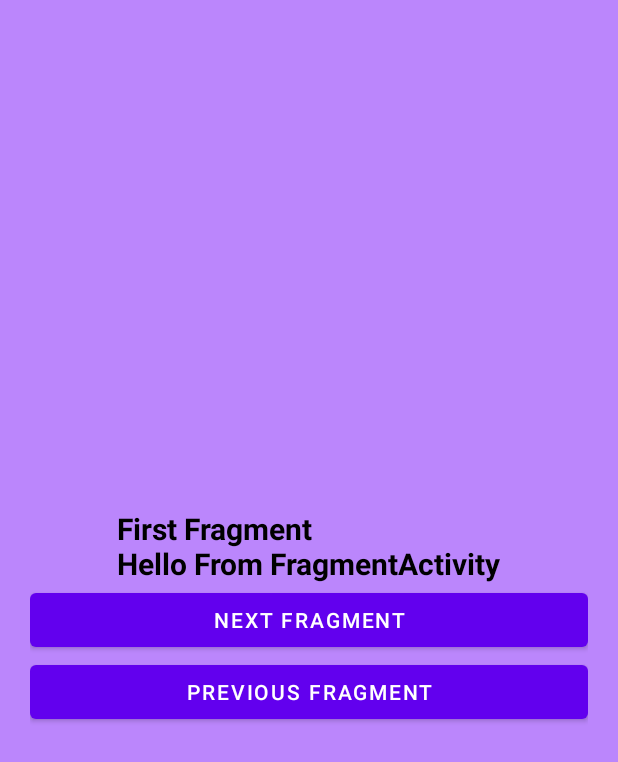
After one commit to dantech0xff/AndroidFundamentalsByDanTech, an Android app: the FragmentActivity screen opened directly, with no data from a screen before it, on a phone screen of 412 x 824 dp. The commit adds this screen. Shown: the top 762 px of the screen. Run offline under Robolectric (Android 15) with nearby library versions, the phone set to English and light mode, and no system bars; our stand-ins replace data binding.

Commit message:
Fragment Lifecycle & Configuration Changes

```diff
--- /dev/null
+++ b/app/src/main/java/com/creative/androidfundamentalsbydantech/activity/FragmentActivity.kt
@@ -0,0 +1,60 @@
+package com.creative.androidfundamentalsbydantech.activity
+
+import android.content.res.Configuration
+import android.os.Bundle
+import android.util.Log
+import androidx.activity.enableEdgeToEdge
+import androidx.appcompat.app.AppCompatActivity
+import androidx.core.view.ViewCompat
+import androidx.core.view.WindowInsetsCompat
+import com.creative.androidfundamentalsbydantech.R
+import com.creative.androidfundamentalsbydantech.fragment.SimpleFragment
+
+class FragmentActivity : AppCompatActivity() {
+    override fun onCreate(savedInstanceState: Bundle?) {
+        super.onCreate(savedInstanceState)
+        enableEdgeToEdge()
+        setContentView(R.layout.activity_fragment)
+        ViewCompat.setOnApplyWindowInsetsListener(findViewById(R.id.main)) { v, insets ->
+            val systemBars = insets.getInsets(WindowInsetsCompat.Type.systemBars())
+            v.setPadding(systemBars.left, systemBars.top, systemBars.right, systemBars.bottom)
+            insets
+        }
+        // why have to check this?? Will answer in the course
+        if (savedInstanceState == null) {
+            supportFragmentManager.beginTransaction()
+                .add(R.id.fragment_container, SimpleFragment.newInstance("First Fragment", "Hello From FragmentActivity"))
+                .commit()
+        }
+    }
+
+    override fun onDestroy() {
+        super.onDestroy()
+        Log.d("FragmentActivity", "onDestroy ${this@FragmentActivity.hashCode()}")
+    }
+
+    override fun onPause() {
+        super.onPause()
+        Log.d("FragmentActivity", "onPause ${this@FragmentActivity.hashCode()}")
+    }
+
+    override fun onRestart() {
+        super.onRestart()
+        Log.d("FragmentActivity", "onRestart ${this@FragmentActivity.hashCode()}")
+    }
+
+    override fun onStart() {
+        super.onStart()
+        Log.d("FragmentActivity", "onStart ${this@FragmentActivity.hashCode()}")
+    }
+
+    override fun onResume() {
+        super.onResume()
+        Log.d("FragmentActivity", "onResume ${this@FragmentActivity.hashCode()}")
+    }
+
+    override fun onConfigurationChanged(newConfig: Configuration) {
+        super.onConfigurationChanged(newConfig)
+        Log.d("FragmentActivity", "onConfigurationChanged ${this@FragmentActivity.hashCode()}")
+    }
+}
--- a/app/src/main/java/com/creative/androidfundamentalsbydantech/activity/MainActivity.kt
+++ b/app/src/main/java/com/creative/androidfundamentalsbydantech/activity/MainActivity.kt
@@ -56,7 +56,6 @@ class MainActivity : AppCompatActivity() {
         registerClickEvent()
 
         viewBinding?.textView?.text = "MainActivity Task Id: ${this.taskId}\nInstance Id: ${this.hashCode()}"
-
 
         // Register for Receiver, put it in onCreate of Activity
         if (Build.VERSION.SDK_INT >= Build.VERSION_CODES.TIRAMISU) {
@@ -125,6 +124,9 @@ class MainActivity : AppCompatActivity() {
             fetchSmsHistoryButton.setOnClickListener {
                 requestSmsPermission.launch(android.Manifest.permission.READ_SMS)
             }
+            launchFragmentButton.setOnClickListener {
+                startActivity(Intent(this@MainActivity, FragmentActivity::class.java))
+            }
         }
     }
 
--- /dev/null
+++ b/app/src/main/java/com/creative/androidfundamentalsbydantech/fragment/SimpleFragment.kt
@@ -0,0 +1,116 @@
+package com.creative.androidfundamentalsbydantech.fragment
+
+import android.annotation.SuppressLint
+import android.content.Context
+import android.content.res.Configuration
+import android.os.Bundle
+import android.util.Log
+import android.view.LayoutInflater
+import android.view.View
+import android.view.ViewGroup
+import android.widget.Toast
+import androidx.fragment.app.Fragment
+import com.creative.androidfundamentalsbydantech.R
+import com.creative.androidfundamentalsbydantech.databinding.FragmentSimpleBinding
+
+/**
+ * Created by dan on 18/5/24
+ *
+ * Copyright © 2024 1010 Creative. All rights reserved.
+ */
+
+class SimpleFragment : Fragment() {
+
+    private var binding: FragmentSimpleBinding? = null
+
+    companion object {
+        fun newInstance(name: String, message: String): SimpleFragment {
+            return SimpleFragment().apply {
+                arguments = Bundle().apply {
+                    putString("message", message)
+                    putString("name", name)
+                }
+            }
+        }
+    }
+
+    override fun onAttach(context: Context) {
+        super.onAttach(context)
+        Log.d("SimpleFragment", "onAttach")
+    }
+    override fun onCreate(savedInstanceState: Bundle?) {
+        super.onCreate(savedInstanceState)
+        Log.d("SimpleFragment", "onCreate")
+    }
+    override fun onCreateView(inflater: LayoutInflater, container: ViewGroup?, savedInstanceState: Bundle?): View? {
+        Log.d("SimpleFragment", "onCreateView")
+        binding = FragmentSimpleBinding.inflate(inflater, container, false)
+        return binding?.root
+    }
+    @SuppressLint("SetTextI18n")
+    override fun onViewCreated(view: View, savedInstanceState: Bundle?) {
+        super.onViewCreated(view, savedInstanceState)
+        binding?.fragmentName?.text = "${arguments?.getString("name")}\n${arguments?.getString("message")}"
+        binding?.buttonNextFragment?.setOnClickListener {
+            parentFragmentManager.beginTransaction()
+                .replace(
+                    R.id.fragment_container,
+                    newInstance("Next Fragment ${System.currentTimeMillis()}", "Hello From Next Fragment"),
+                    "${this::class.java}-${this.hashCode()}"
+                )
+                .addToBackStack("${this.hashCode()}")
+                .commit()
+        }
+        binding?.buttonPreviousFragment?.setOnClickListener {
+            if (parentFragmentManager.backStackEntryCount > 0) {
+                Toast.makeText(requireContext(), "BackStack Remaining ${parentFragmentManager.backStackEntryCount}", Toast.LENGTH_SHORT).show()
+                parentFragmentManager.popBackStack()
+            } else {
+                Toast.makeText(requireContext(), "No BackStack Remaining", Toast.LENGTH_SHORT).show()
+            }
+        }
+        Log.d("SimpleFragment", "onViewCreated")
+    }
+    override fun onViewStateRestored(savedInstanceState: Bundle?) {
+        super.onViewStateRestored(savedInstanceState)
+        Log.d("SimpleFragment", "onViewStateRestored")
+    }
+    override fun onStart() {
+        super.onStart()
+        Log.d("SimpleFragment", "onStart")
+    }
+    override fun onResume() {
+        super.onResume()
+        Log.d("SimpleFragment", "onResume")
+    }
+    override fun onPause() {
+        super.onPause()
+        Log.d("SimpleFragment", "onPause")
+    }
+    override fun onStop() {
+        super.onStop()
+        Log.d("SimpleFragment", "onStop")
+    }
+    override fun onSaveInstanceState(outState: Bundle) {
+        super.onSaveInstanceState(outState)
+        Log.d("SimpleFragment", "onSaveInstanceState")
+    }
+    override fun onDestroyView() {
+        super.onDestroyView()
+        Log.d("SimpleFragment", "onDestroyView")
+    }
+
+    override fun onDestroy() {
+        super.onDestroy()
+        Log.d("SimpleFragment", "onDestroy")
+    }
+    override fun onDetach() {
+        super.onDetach()
+        Log.d("SimpleFragment", "onDetach")
+    }
+
+    override fun onConfigurationChanged(newConfig: Configuration) {
+        super.onConfigurationChanged(newConfig)
+        Log.d("SimpleFragment", "onConfigurationChanged")
+    }
+}
--- /dev/null
+++ b/app/src/main/res/layout/activity_fragment.xml
@@ -0,0 +1,21 @@
+<?xml version="1.0" encoding="utf-8"?>
+<layout>
+    <androidx.constraintlayout.widget.ConstraintLayout
+        xmlns:android="http://schemas.android.com/apk/res/android"
+        xmlns:app="http://schemas.android.com/apk/res-auto"
+        xmlns:tools="http://schemas.android.com/tools"
+        android:id="@+id/main"
+        android:layout_width="match_parent"
+        android:layout_height="match_parent"
+        tools:context=".activity.FragmentActivity">
+        <FrameLayout
+            app:layout_constraintTop_toTopOf="parent"
+            app:layout_constraintBottom_toBottomOf="parent"
+            app:layout_constraintStart_toStartOf="parent"
+            app:layout_constraintEnd_toEndOf="parent"
+            android:id="@+id/fragment_container"
+            android:layout_width="match_parent"
+            android:layout_height="match_parent">
+        </FrameLayout>
+    </androidx.constraintlayout.widget.ConstraintLayout>
+</layout>
--- a/app/src/main/res/layout/activity_main.xml
+++ b/app/src/main/res/layout/activity_main.xml
@@ -69,6 +69,11 @@
                 android:text="Fetch SMS History"
                 android:layout_width="match_parent"
                 android:layout_height="wrap_content"/>
+            <Button
+                android:id="@+id/launchFragmentButton"
+                android:text="Launch Fragment Activity"
+                android:layout_width="match_parent"
+                android:layout_height="wrap_content"/>
         </LinearLayout>
         <TextView
             android:id="@+id/textView"
@@ -81,6 +86,5 @@
             app:layout_constraintBottom_toBottomOf="parent"
             app:layout_constraintLeft_toLeftOf="parent"
             app:layout_constraintRight_toRightOf="parent" />
-
     </androidx.constraintlayout.widget.ConstraintLayout>
 </layout>
--- /dev/null
+++ b/app/src/main/res/layout/fragment_simple.xml
@@ -0,0 +1,40 @@
+<?xml version="1.0" encoding="utf-8"?>
+<layout xmlns:app="http://schemas.android.com/apk/res-auto">
+    <androidx.constraintlayout.widget.ConstraintLayout
+        xmlns:android="http://schemas.android.com/apk/res/android"
+        android:layout_width="match_parent"
+        android:layout_height="match_parent">
+        <LinearLayout
+            app:layout_constraintTop_toTopOf="parent"
+            app:layout_constraintStart_toStartOf="parent"
+            app:layout_constraintEnd_toEndOf="parent"
+            app:layout_constraintBottom_toBottomOf="parent"
+            android:padding="20dp"
+            android:orientation="vertical"
+            android:layout_width="match_parent"
+            android:layout_height="wrap_content">
+
+            <TextView
+                android:text="Fragment Frist!"
+                android:layout_gravity="center"
+                android:textSize="20sp"
+                android:textStyle="bold"
+                android:textColor="@color/black"
+                android:id="@+id/fragment_name"
+                android:layout_width="wrap_content"
+                android:layout_height="wrap_content"/>
+
+            <Button
+                android:id="@+id/buttonNextFragment"
+                android:text="Next Fragment"
+                android:layout_width="match_parent"
+                android:layout_height="wrap_content"/>
+
+            <Button
+                android:id="@+id/buttonPreviousFragment"
+                android:text="Previous Fragment"
+                android:layout_width="match_parent"
+                android:layout_height="wrap_content"/>
+        </LinearLayout>
+    </androidx.constraintlayout.widget.ConstraintLayout>
+</layout>
```
Also changed, not shown: app/src/main/AndroidManifest.xml (+14 -9 lines).
